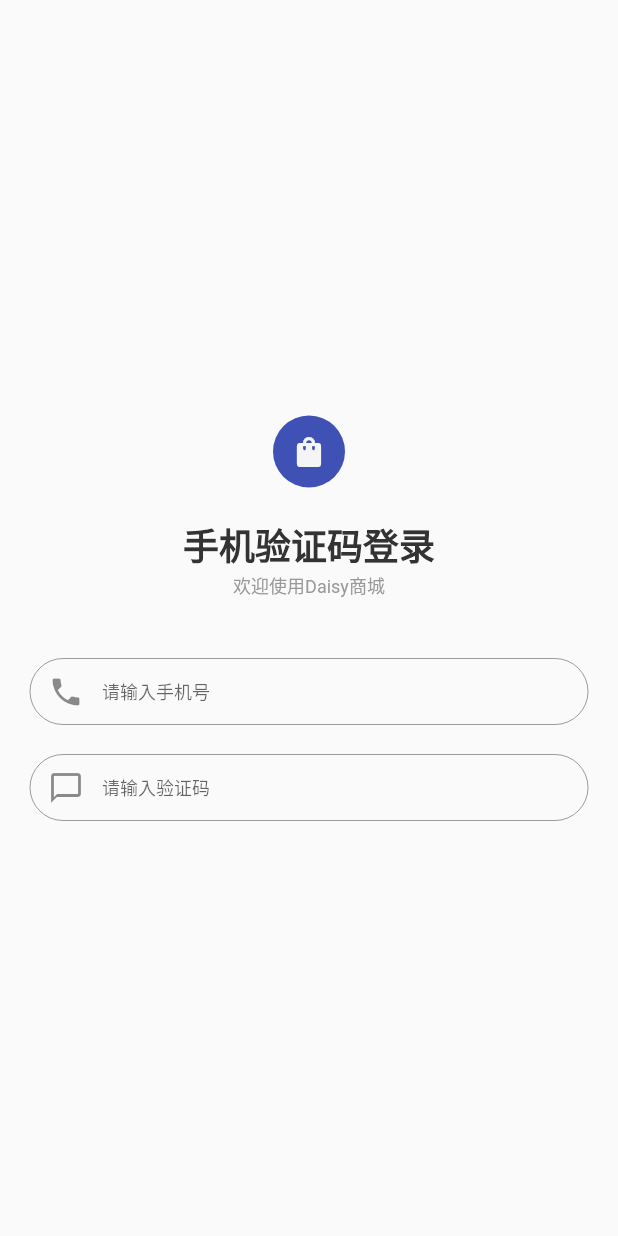
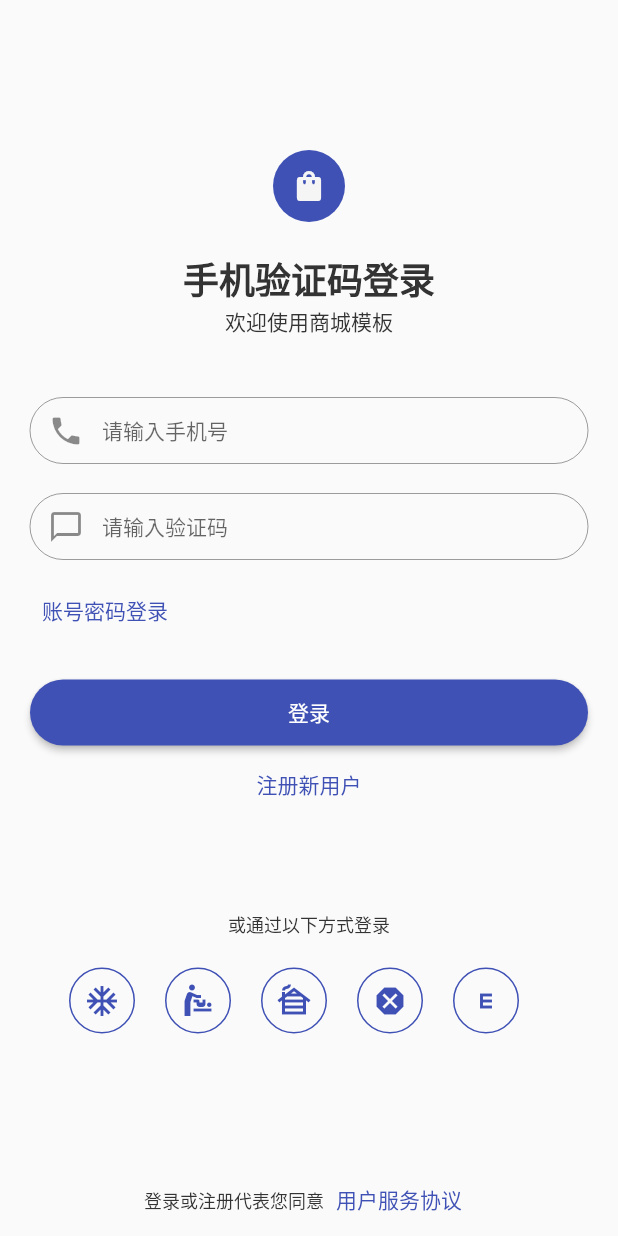
Before and after one commit to meetqy/flutter_shop_template, a Flutter app: the screen it shows after launch, on a phone screen of 412 x 824 dp. Run offline on Flutter 3.47's test engine with Material 2 defaults, Android fonts, the phone set to English and light mode, and no system bars.

Commit message:
feat: login

```diff
--- a/lib/main.dart
+++ b/lib/main.dart
@@ -44,8 +44,8 @@ class MyApp extends StatelessWidget {
             color: Color(0xff333333),
           ),
           subtitle1: TextStyle(
-            fontSize: 12,
-            color: Color(0xff999999),
+            fontSize: 14,
+            color: Color(0xff333333),
           ),
         ),
       ),
--- a/lib/pages/login/index.dart
+++ b/lib/pages/login/index.dart
@@ -1,4 +1,5 @@
 import 'package:flutter/material.dart';
+import 'package:flutter/services.dart';
 
 class LoginPage extends StatefulWidget {
   const LoginPage({Key? key}) : super(key: key);
@@ -13,9 +14,14 @@ class _LoginPageState extends State<LoginPage> {
     return Theme(
       data: Theme.of(context).copyWith(),
       child: Scaffold(
+        resizeToAvoidBottomInset: false,
         body: SafeArea(
+          child: Padding(
+            padding: const EdgeInsets.only(top: 100),
             child: Column(
-            mainAxisAlignment: MainAxisAlignment.center,
+              mainAxisAlignment: MainAxisAlignment.spaceBetween,
+              children: [
+                Column(
                   children: [
                     Row(
                       mainAxisAlignment: MainAxisAlignment.center,
@@ -52,7 +58,7 @@ class _LoginPageState extends State<LoginPage> {
                             mainAxisAlignment: MainAxisAlignment.center,
                             children: [
                               Text(
-                          "欢迎使用Daisy商城",
+                                "欢迎使用商城模板",
                                 style: Theme.of(context).textTheme.subtitle1,
                               )
                             ],
@@ -66,19 +72,23 @@ class _LoginPageState extends State<LoginPage> {
                       height: 44,
                       child: Row(
                         mainAxisAlignment: MainAxisAlignment.center,
-                  children: const [
+                        children: [
                           Expanded(
                             child: TextField(
                               keyboardType: TextInputType.phone,
                               textAlignVertical: TextAlignVertical.center,
-                        decoration: InputDecoration(
+                              decoration: const InputDecoration(
                                 hintText: "请输入手机号",
                                 prefixIcon: Icon(Icons.phone),
                                 isCollapsed: true,
                                 border: OutlineInputBorder(
-                            borderRadius: BorderRadius.all(Radius.circular(50)),
+                                  borderRadius:
+                                      BorderRadius.all(Radius.circular(50)),
                                 ),
                               ),
+                              inputFormatters: [
+                                LengthLimitingTextInputFormatter(11)
+                              ],
                             ),
                           )
                         ],
@@ -91,27 +101,133 @@ class _LoginPageState extends State<LoginPage> {
                       alignment: Alignment.center,
                       child: Row(
                         mainAxisAlignment: MainAxisAlignment.center,
-                  children: const [
+                        children: [
                           Expanded(
                             child: TextField(
                               textAlignVertical: TextAlignVertical.center,
                               keyboardType: TextInputType.number,
                               decoration: InputDecoration(
-                          hintText: "请输入验证码",
-                          prefixIcon: Icon(Icons.chat_bubble_outline),
-                          isCollapsed: true,
-                          border: OutlineInputBorder(
-                            borderRadius: BorderRadius.all(Radius.circular(50)),
+                                suffix: Padding(
+                                  padding: const EdgeInsets.only(right: 10),
+                                  child: TextButton(
+                                    onPressed: () {},
+                                    child: const Text("获取验证码"),
                                   ),
                                 ),
+                                hintText: "请输入验证码",
+                                prefixIcon:
+                                    const Icon(Icons.chat_bubble_outline),
+                                isCollapsed: true,
+                                border: const OutlineInputBorder(
+                                  borderRadius:
+                                      BorderRadius.all(Radius.circular(50)),
                                 ),
-                    )
+                              ),
+                              inputFormatters: [
+                                LengthLimitingTextInputFormatter(6)
                               ],
                             ),
                           )
                         ],
                       ),
                     ),
+                    Container(
+                      padding: const EdgeInsets.symmetric(horizontal: 20),
+                      margin: const EdgeInsets.only(top: 10),
+                      child: Row(
+                        children: [
+                          TextButton(
+                              style: TextButton.styleFrom(
+                                  padding: const EdgeInsets.all(0)),
+                              onPressed: () {},
+                              child: TextButton(
+                                onPressed: () {},
+                                child: const Text("账号密码登录"),
+                              ))
+                        ],
+                      ),
+                    ),
+                    Container(
+                      padding: const EdgeInsets.symmetric(horizontal: 20),
+                      margin: const EdgeInsets.only(top: 20),
+                      child: Row(
+                        children: [
+                          Expanded(
+                            child: ElevatedButton(
+                              onPressed: () {},
+                              style: ElevatedButton.styleFrom(
+                                minimumSize: const Size(0, 44),
+                                shape: RoundedRectangleBorder(
+                                  borderRadius: BorderRadius.circular(24),
+                                ),
+                              ),
+                              child: const Text("登录"),
+                            ),
+                          ),
+                        ],
+                      ),
+                    ),
+                    Row(
+                      mainAxisAlignment: MainAxisAlignment.center,
+                      children: [
+                        TextButton(
+                          onPressed: () {},
+                          child: const Text('注册新用户'),
+                        )
+                      ],
+                    ),
+                    Container(
+                      margin: const EdgeInsets.only(top: 60),
+                      child: Row(
+                        mainAxisAlignment: MainAxisAlignment.center,
+                        children: const [Text('或通过以下方式登录')],
+                      ),
+                    ),
+                    Container(
+                      margin: const EdgeInsets.only(top: 20),
+                      child: Row(
+                        mainAxisAlignment: MainAxisAlignment.center,
+                        children: [
+                          loginMethod(context, Icons.ac_unit),
+                          loginMethod(context, Icons.baby_changing_station),
+                          loginMethod(context, Icons.cabin),
+                          loginMethod(context, Icons.dangerous),
+                          loginMethod(context, Icons.e_mobiledata),
+                        ],
+                      ),
+                    ),
+                  ],
+                ),
+                Row(
+                  mainAxisAlignment: MainAxisAlignment.center,
+                  children: [
+                    const Text("登录或注册代表您同意"),
+                    TextButton(onPressed: () {}, child: const Text("用户服务协议"))
+                  ],
+                ),
+              ],
+            ),
+          ),
+        ),
+      ),
+    );
+  }
+
+  Widget loginMethod(BuildContext context, IconData icon) {
+    return Container(
+      margin: const EdgeInsets.only(right: 20),
+      width: 44,
+      height: 44,
+      decoration: BoxDecoration(
+        border: Border.all(width: 1, color: Theme.of(context).primaryColor),
+        borderRadius: BorderRadius.circular(22),
+      ),
+      child: TextButton(
+        onPressed: () {},
+        child: Icon(
+          icon,
+          color: Theme.of(context).primaryColor,
+        ),
       ),
     );
   }
```
Lines whose indentation alone changed are shown as unchanged.
